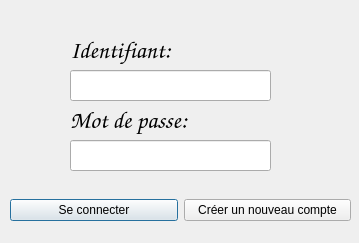
The window that UI/ConnectionPage.ui (SCP-8530/Magasin-Cartage) describes before a commit, drawn with Qt 5.
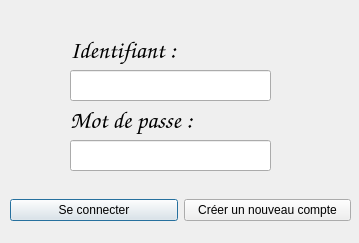
The same window after the commit.

```diff
--- a/UI/ConnectionPage.ui
+++ b/UI/ConnectionPage.ui
@@ -55,7 +55,7 @@
     </font>
    </property>
    <property name="text">
-    <string>Identifiant:</string>
+    <string>Identifiant :</string>
    </property>
   </widget>
   <widget class="QLabel" name="labelMotDePasse">
@@ -74,7 +74,7 @@
     </font>
    </property>
    <property name="text">
-    <string>Mot de passe:</string>
+    <string>Mot de passe :</string>
    </property>
   </widget>
   <widget class="QLineEdit" name="lineEditIdentifiant">
```
